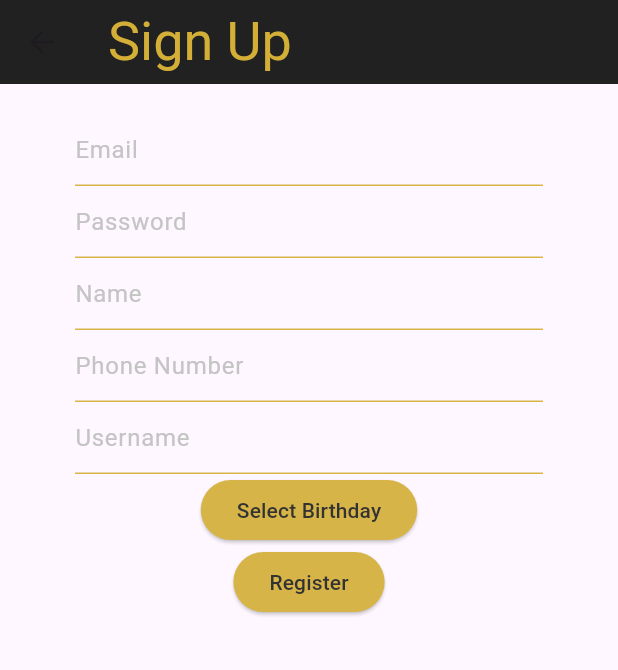
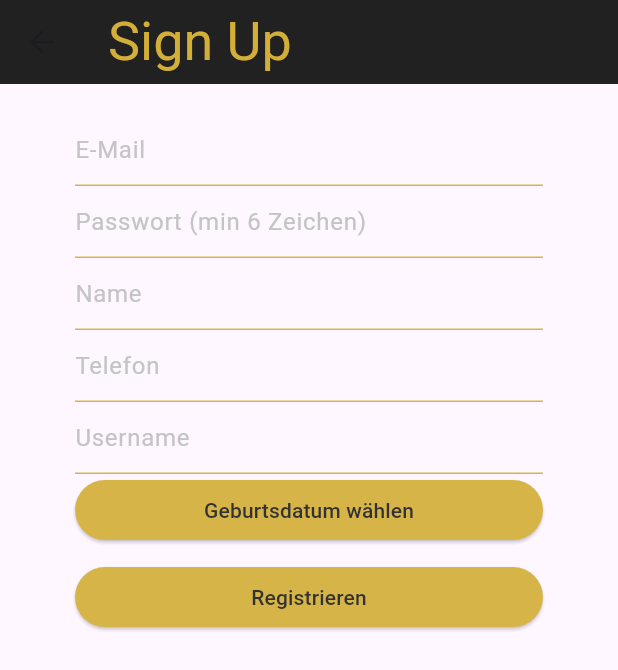
Before and after one commit to shawamrii/BasicMedia, a Flutter app: the RegistrationScreen screen opened by its route, on a phone screen of 412 x 824 dp. Shown: the top 670 px of the screen. Run offline on Flutter 3.47's test engine with Material 3 defaults, Android fonts, the phone set to English and light mode, and no system bars; our stand-ins replace cloud_firestore, firebase_auth, firebase_core, firebase_messaging, firebase_storage, image_picker and 1 more; missing offline and left inert: dart:html; accounts and stored records are empty; Roboto replaces fonts that are missing (ElegantFont).

Commit message:
Update registration_screen.dart

```diff
--- a/lib/screens/registration_screen.dart
+++ b/lib/screens/registration_screen.dart
@@ -1,3 +1,4 @@
+// registration_screen.dart
 import 'package:flutter/material.dart';
 import 'package:firebase_auth/firebase_auth.dart';
 import '../services/auth_service.dart';
@@ -7,109 +8,104 @@ import '../widgets/LuxuryButton.dart';
 import '../widgets/LuxuryTextField.dart';
 
 class RegistrationScreen extends StatefulWidget {
+  const RegistrationScreen({super.key});
+
   @override
-  _RegistrationScreenState createState() => _RegistrationScreenState();
+  State<RegistrationScreen> createState() => _RegistrationScreenState();
 }
 
-class _RegistrationScreenState extends State<RegistrationScreen> with SingleTickerProviderStateMixin {
-  final AuthService _authService = AuthService();
-  final DatabaseService _databaseService = DatabaseService();
+class _RegistrationScreenState extends State<RegistrationScreen>
+    with SingleTickerProviderStateMixin {
+  final AuthService _auth = AuthService();
+  final DatabaseService _db = DatabaseService();
   final _formKey = GlobalKey<FormState>();
-  // Instantiate the text editing controllers
-  final TextEditingController _emailController = TextEditingController();
-  final TextEditingController _passwordController = TextEditingController();
-  final TextEditingController _nameController = TextEditingController();
-  final TextEditingController _phoneNumberController = TextEditingController();
-  final TextEditingController _usernameController = TextEditingController();
 
-  AnimationController? _animationController;
-  Animation<double>? _opacityAnimation;
+  // Controller
+  final _emailCtrl = TextEditingController();
+  final _pwCtrl = TextEditingController();
+  final _nameCtrl = TextEditingController();
+  final _phoneCtrl = TextEditingController();
+  final _userCtrl = TextEditingController();
 
-  String email = '';
-  String password = '';
-  String name = '';
-  String phoneNumber = '';
-  String username = '';
+  late final AnimationController _fadeCtrl = AnimationController(
+    vsync: this,
+    duration: const Duration(seconds: 2),
+  )..forward();
+  late final Animation<double> _fade =
+      Tween(begin: 0.0, end: 1.0).animate(CurvedAnimation(
+    parent: _fadeCtrl,
+    curve: Curves.easeIn,
+  ));
+
   DateTime? birthday;
   String error = '';
 
   @override
-  void initState() {
-    super.initState();
-    _animationController = AnimationController(
-      vsync: this,
-      duration: Duration(seconds: 2),
-    );
-    _opacityAnimation = Tween<double>(begin: 0.0, end: 1.0).animate(
-      CurvedAnimation(parent: _animationController!, curve: Curves.easeIn),
-    );
-    _animationController?.forward();
-  }
-
-  @override
   void dispose() {
-    _animationController?.dispose();
+    _fadeCtrl.dispose();
+    _emailCtrl.dispose();
+    _pwCtrl.dispose();
+    _nameCtrl.dispose();
+    _phoneCtrl.dispose();
+    _userCtrl.dispose();
     super.dispose();
   }
 
+  // ────────────────────────────────────────────────────────── UI
   @override
   Widget build(BuildContext context) {
     return Scaffold(
-      appBar: LuxuryAppBar(title: 'Sign Up'), // Updated to LuxuryAppBar
-      body: Container(
-        padding: EdgeInsets.symmetric(vertical: 20.0, horizontal: 50.0),
+      appBar: const LuxuryAppBar(title: 'Sign Up'),
+      body: Padding(
+        padding: const EdgeInsets.symmetric(vertical: 20, horizontal: 50),
         child: FadeTransition(
-          opacity: _opacityAnimation!,
+          opacity: _fade,
           child: Form(
             key: _formKey,
-            child: SingleChildScrollView(
-              child: Column(
-                children: <Widget>[
-                  LuxuryTextField( // Updated to LuxuryTextField
-                    hintText: 'Email',
-                    controller: _emailController,
-                    onChanged: (val) => setState(() => email = val.trim()),
+            child: ListView(
+              children: [
+                LuxuryTextField(
+                  hintText: 'E-Mail',
+                  controller: _emailCtrl,
+                  validator: (v) =>
+                      v != null && v.contains('@') ? null : 'Ungültige E-Mail',
                 ),
-                  LuxuryTextField( // Updated to LuxuryTextField
-                    hintText: 'Password',
-                    controller: _passwordController,
+                LuxuryTextField(
+                  hintText: 'Passwort (min 6 Zeichen)',
+                  controller: _pwCtrl,
                   obscureText: true,
-                    onChanged: (val) => setState(() => password = val),
+                  validator: (v) =>
+                      v != null && v.length >= 6 ? null : 'Zu kurz',
                 ),
-                  LuxuryTextField( // Updated to LuxuryTextField
+                LuxuryTextField(
                   hintText: 'Name',
-                    controller: _nameController,
-                    onChanged: (val) => setState(() => name = val),
+                  controller: _nameCtrl,
+                  validator: (v) => v!.isEmpty ? 'Pflichtfeld' : null,
                 ),
-                  LuxuryTextField( // Updated to LuxuryTextField
-                    hintText: 'Phone Number',
-                    controller: _phoneNumberController,
-                    onChanged: (val) => setState(() => phoneNumber = val),
+                LuxuryTextField(
+                  hintText: 'Telefon',
+                  controller: _phoneCtrl,
                 ),
-                  LuxuryTextField( // Updated to LuxuryTextField
+                LuxuryTextField(
                   hintText: 'Username',
-                    controller: _usernameController,
-                    onChanged: (val) => setState(() => username = val),
+                  controller: _userCtrl,
+                  validator: (v) => v!.isEmpty ? 'Pflichtfeld' : null,
                 ),
-                  LuxuryButton( // Updated to LuxuryButton
-                    label: 'Select Birthday',
-                    onPressed: () => _selectDate(context),
+                LuxuryButton(
+                  label: birthday == null
+                      ? 'Geburtsdatum wählen'
+                      : 'Geburtsdatum: '
+                          '${birthday!.day}.${birthday!.month}.${birthday!.year}',
+                  onPressed: () => _pickDate(context),
                 ),
-                  LuxuryButton( // Updated to LuxuryButton
-                    label: 'Register',
-                    onPressed: () async {
-                      if (_formKey.currentState!.validate()) {
-                        await _registerUser();
-                      }
-                    },
+                const SizedBox(height: 10),
+                LuxuryButton(
+                  label: 'Registrieren',
+                  onPressed: _register,
                 ),
-                  SizedBox(height: 12.0),
-                  Text(
-                    error,
-                    style: TextStyle(color: Colors.red, fontSize: 14.0),
-                  ),
+                const SizedBox(height: 12),
+                Text(error, style: const TextStyle(color: Colors.red)),
               ],
-              ),
             ),
           ),
         ),
@@ -117,37 +113,76 @@ class _RegistrationScreenState extends State<RegistrationScreen> with SingleTick
     );
   }
 
-
-Future<void> _selectDate(BuildContext context) async {
-    final DateTime? picked = await showDatePicker(
-      context: context,
-      initialDate: birthday ?? DateTime.now(),
+  // ────────────────────────────────────────────────────────── DATE PICK
+  Future<void> _pickDate(BuildContext ctx) async {
+    final picked = await showDatePicker(
+      context: ctx,
+      initialDate: birthday ?? DateTime(2000),
       firstDate: DateTime(1900),
       lastDate: DateTime.now(),
     );
-    if (picked != null && picked != birthday) {
-      setState(() {
-        birthday = picked;
-      });
-    }
+    if (picked != null) setState(() => birthday = picked);
   }
 
-  Future<void> _registerUser() async {
-    if (_formKey.currentState!.validate()) {
-      dynamic result = await _authService.registerWithEmailAndPassword(email, password);
-      if (result is User) {
-        await _databaseService.addUserData(result.uid, {
-          'name': name,
-          'phoneNumber': phoneNumber,
+  // ────────────────────────────────────────────────────────── REGISTER
+  Future<void> _register() async {
+    if (!_formKey.currentState!.validate()) return;
+
+    final username = _userCtrl.text.trim();
+
+    // 1) Prüfen, ob Username schon existiert
+    if (await _db.usernameExists(username)) {
+      setState(() => error = 'Username bereits vergeben');
+      return;
+    }
+
+    // 2) Firebase-Auth + Firestore
+    final user = await _auth.registerWithEmailAndPassword(
+      email: _emailCtrl.text.trim(),
+      password: _pwCtrl.text,
+      username: username,
+    );
+
+    if (user is User) {
+      await _db.addUserData(user.uid, {
+        'name': _nameCtrl.text,
+        'phoneNumber': _phoneCtrl.text,
         'username': username,
         'birthday': birthday?.toIso8601String(),
       });
 
-        await result.sendEmailVerification();
-        Navigator.pushReplacementNamed(context, '/login'); // Navigate back to the login screen
+      // 3) Info-Dialog → Verifizierungs-Mail
+      _showVerifyDialog();
     } else {
-        setState(() => error = result ?? 'Registration failed');
+      setState(() => error = 'Registrierung fehlgeschlagen.');
     }
   }
+
+  void _showVerifyDialog() {
+    showDialog(
+      context: context,
+      barrierDismissible: false,
+      builder: (_) => AlertDialog(
+        shape: RoundedRectangleBorder(borderRadius: BorderRadius.circular(16)),
+        title: const Row(
+          children: [
+            Icon(Icons.mark_email_read, color: Colors.indigo),
+            SizedBox(width: 8),
+            Text('E-Mail bestätigen'),
+          ],
+        ),
+        content: const Text(
+          'Wir haben dir eine Verifizierungs-Mail geschickt.\n'
+          'Bitte bestätige sie, bevor du dich einloggst.',
+        ),
+        actions: [
+          ElevatedButton(
+            onPressed: () =>
+                Navigator.pushNamedAndRemoveUntil(context, '/login', (_) => false),
+            child: const Text('Zum Login'),
+          ),
+        ],
+      ),
+    );
   }
 }
```
Lines whose indentation alone changed are shown as unchanged.
